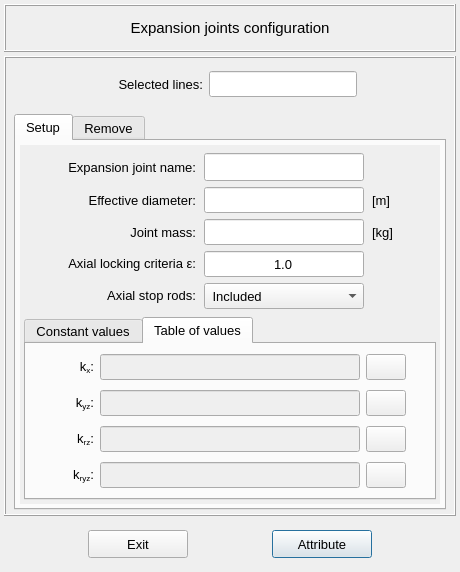
Above: pulse/interface/data/ui_files/model/setup/structural/expansion_joint_input.ui from open-pulse/OpenPulse before the change. Below: the same form after it.
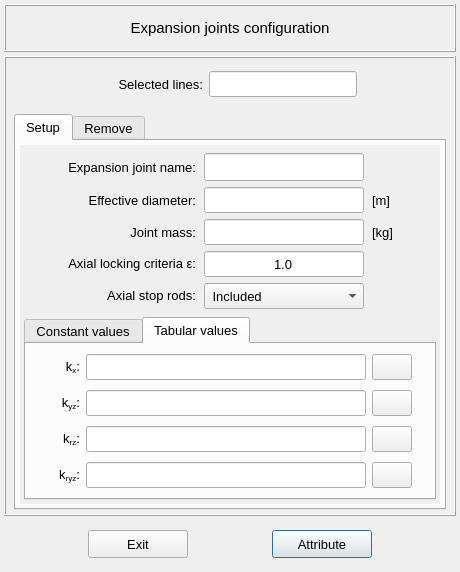
That is the form after the change. The open tabs and pages were chosen to show the change. Icons and pictures are not drawn.

Commit message: Update the expansion joint ui file

```diff
--- a/pulse/interface/data/ui_files/model/setup/structural/expansion_joint_input.ui
+++ b/pulse/interface/data/ui_files/model/setup/structural/expansion_joint_input.ui
@@ -354,7 +354,7 @@
                   <x>0</x>
                   <y>0</y>
                   <width>418</width>
-                  <height>354</height>
+                  <height>359</height>
                  </rect>
                 </property>
                 <layout class="QGridLayout" name="gridLayout_8">
@@ -1318,7 +1318,7 @@
                    </widget>
                    <widget class="QWidget" name="tab_table_values">
                     <attribute name="title">
-                     <string>Table of values</string>
+                     <string>Tabular values</string>
                     </attribute>
                     <layout class="QGridLayout" name="gridLayout_10">
                      <property name="leftMargin">
@@ -1377,17 +1377,17 @@
                      <item row="0" column="2">
                       <widget class="QLineEdit" name="lineEdit_path_table_axial_stiffness">
                        <property name="enabled">
-                        <bool>false</bool>
+                        <bool>true</bool>
                        </property>
                        <property name="minimumSize">
                         <size>
-                         <width>260</width>
+                         <width>280</width>
                          <height>26</height>
                         </size>
                        </property>
                        <property name="maximumSize">
                         <size>
-                         <width>260</width>
+                         <width>280</width>
                          <height>26</height>
                         </size>
                        </property>
@@ -1408,22 +1408,25 @@
                        <property name="alignment">
                         <set>Qt::AlignCenter</set>
                        </property>
+                       <property name="clearButtonEnabled">
+                        <bool>true</bool>
+                       </property>
                       </widget>
                      </item>
                      <item row="1" column="2">
                       <widget class="QLineEdit" name="lineEdit_path_table_transversal_stiffness">
                        <property name="enabled">
-                        <bool>false</bool>
+                        <bool>true</bool>
                        </property>
                        <property name="minimumSize">
                         <size>
-                         <width>260</width>
+                         <width>280</width>
                          <height>26</height>
                         </size>
                        </property>
                        <property name="maximumSize">
                         <size>
-                         <width>260</width>
+                         <width>280</width>
                          <height>26</height>
                         </size>
                        </property>
@@ -1444,6 +1447,9 @@
                        <property name="alignment">
                         <set>Qt::AlignCenter</set>
                        </property>
+                       <property name="clearButtonEnabled">
+                        <bool>true</bool>
+                       </property>
                       </widget>
                      </item>
                      <item row="0" column="4">
@@ -1516,17 +1522,17 @@
                      <item row="3" column="2">
                       <widget class="QLineEdit" name="lineEdit_path_table_angular_stiffness">
                        <property name="enabled">
-                        <bool>false</bool>
+                        <bool>true</bool>
                        </property>
                        <property name="minimumSize">
                         <size>
-                         <width>260</width>
+                         <width>280</width>
                          <height>26</height>
                         </size>
                        </property>
                        <property name="maximumSize">
                         <size>
-                         <width>260</width>
+                         <width>280</width>
                          <height>26</height>
                         </size>
                        </property>
@@ -1547,22 +1553,25 @@
                        <property name="alignment">
                         <set>Qt::AlignCenter</set>
                        </property>
+                       <property name="clearButtonEnabled">
+                        <bool>true</bool>
+                       </property>
                       </widget>
                      </item>
                      <item row="2" column="2">
                       <widget class="QLineEdit" name="lineEdit_path_table_torsional_stiffness">
                        <property name="enabled">
-                        <bool>false</bool>
+                        <bool>true</bool>
                        </property>
                        <property name="minimumSize">
                         <size>
-                         <width>260</width>
+                         <width>280</width>
                          <height>26</height>
                         </size>
                        </property>
                        <property name="maximumSize">
                         <size>
-                         <width>260</width>
+                         <width>280</width>
                          <height>26</height>
                         </size>
                        </property>
@@ -1583,6 +1592,9 @@
                        <property name="alignment">
                         <set>Qt::AlignCenter</set>
                        </property>
+                       <property name="clearButtonEnabled">
+                        <bool>true</bool>
+                       </property>
                       </widget>
                      </item>
                      <item row="3" column="3">
@@ -1633,13 +1645,13 @@
                        </property>
                        <property name="minimumSize">
                         <size>
-                         <width>40</width>
+                         <width>32</width>
                          <height>26</height>
                         </size>
                        </property>
                        <property name="maximumSize">
                         <size>
-                         <width>40</width>
+                         <width>32</width>
                          <height>26</height>
                         </size>
                        </property>
@@ -1707,13 +1719,13 @@
                        </property>
                        <property name="minimumSize">
                         <size>
-                         <width>40</width>
+                         <width>32</width>
                          <height>26</height>
                         </size>
                        </property>
                        <property name="maximumSize">
                         <size>
-                         <width>40</width>
+                         <width>32</width>
                          <height>26</height>
                         </size>
                        </property>
@@ -1740,13 +1752,13 @@
                        </property>
                        <property name="minimumSize">
                         <size>
-                         <width>40</width>
+                         <width>32</width>
                          <height>26</height>
                         </size>
                        </property>
                        <property name="maximumSize">
                         <size>
-                         <width>40</width>
+                         <width>32</width>
                          <height>26</height>
                         </size>
                        </property>
@@ -1773,13 +1785,13 @@
                        </property>
                        <property name="minimumSize">
                         <size>
-                         <width>40</width>
+                         <width>32</width>
                          <height>26</height>
                         </size>
                        </property>
                        <property name="maximumSize">
                         <size>
-                         <width>40</width>
+                         <width>32</width>
                          <height>26</height>
                         </size>
                        </property>
```
Left out of the diff: 22 changed lines with no effect on the pictures. The commit also changes 1 other file.
